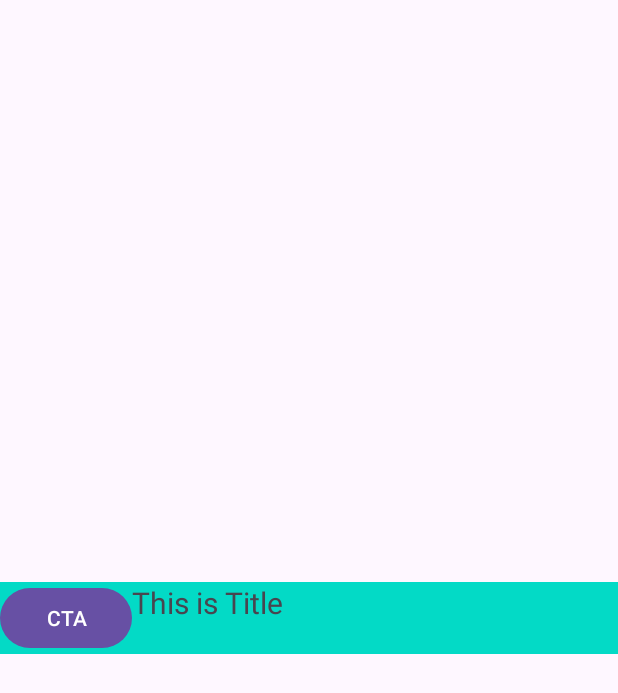
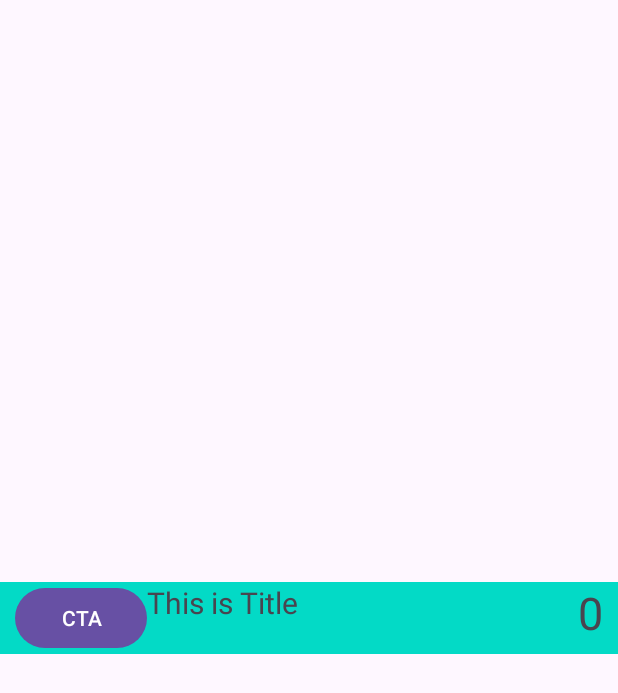
Before and after one commit to junhojohn/playbridge-sdk-android, an Android app: the layout playbridge_banner_view.xml on its own in the app's theme, with its tools: preview values and no code run, on a phone screen of 412 x 824 dp. Shown: the top 693 px of the screen. Run offline under Robolectric (Android 15) with nearby library versions, the phone set to English and light mode, and no system bars.

Commit message:
dummy 배너 ui 표시

```diff
--- a/PlayBridgeSDK/src/main/res/layout/playbridge_banner_view.xml
+++ b/PlayBridgeSDK/src/main/res/layout/playbridge_banner_view.xml
@@ -11,6 +11,7 @@
         android:layout_width="wrap_content"
         android:layout_height="wrap_content"
         android:layout_alignParentLeft="true"
+        android:layout_marginLeft="10dp"
         android:text="CTA"/>
 
     <TextView
@@ -21,5 +22,14 @@
         android:textSize="20dp"
         android:layout_toRightOf="@+id/btn_cta"/>
 
+    <TextView
+        android:id="@+id/tv_cnt"
+        android:layout_width="wrap_content"
+        android:layout_height="wrap_content"
+        android:text="0"
+        android:textSize="30dp"
+        android:layout_marginRight="10dp"
+        android:layout_alignParentRight="true"/>
+
 
 </RelativeLayout>
```
Also changed, not shown: PlayBridgeSDK/src/main/java/kr/co/playbridge/sdk/internal/impl/PlayBridgeBannerViewImpl.kt (+16 -2 lines), app/src/main/java/kr/co/playbridge/sdk/sample/MainActivity.kt (+16 -5 lines), app/src/main/res/layout/activity_main.xml (+27 -0 lines).
